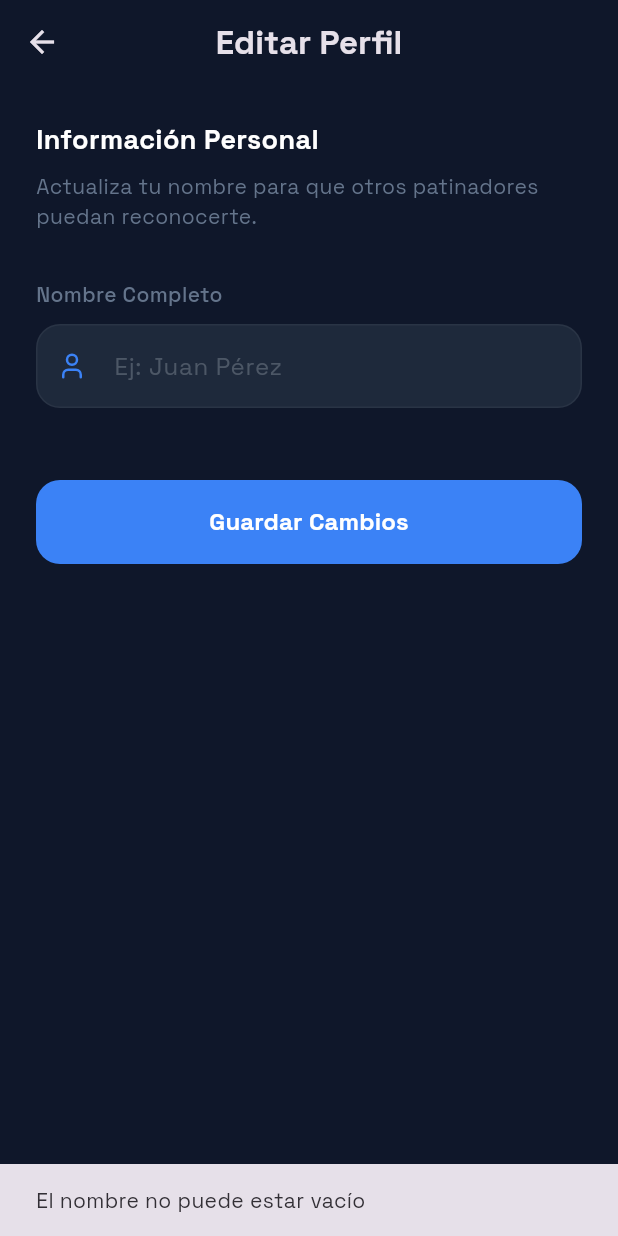
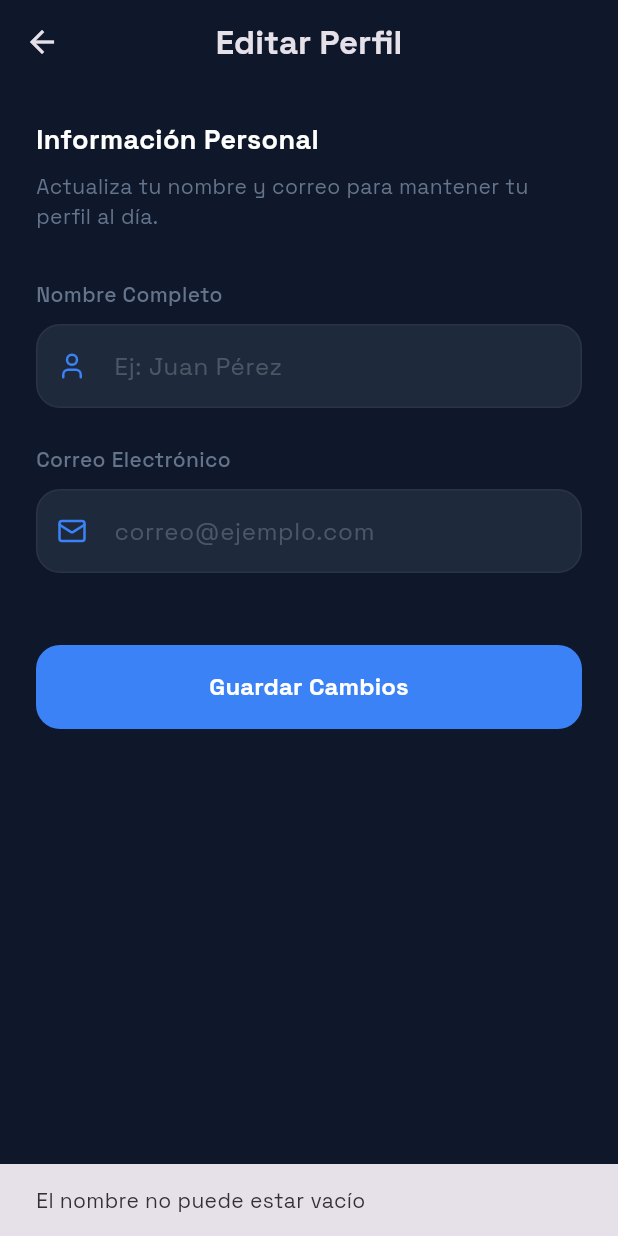
Before and after one commit to S3ndoH/contador_vueltas_app, a Flutter app: the EditProfileScreen screen opened by its route, after a tap on "Guardar Cambios", on a phone screen of 412 x 824 dp. Run offline on Flutter 3.47's test engine with Material 3 defaults, Android fonts, the phone set to English and light mode, and no system bars; our stand-ins replace connectivity_plus, google_fonts, lucide_icons, shared_preferences, supabase_flutter, table_calendar; missing offline and left inert: wear_plus; accounts and stored records are empty; network calls fail.

Commit message:
feat: add email update support to EditProfileScreen with verification handling

```diff
--- a/lib/screens/edit_profile_screen.dart
+++ b/lib/screens/edit_profile_screen.dart
@@ -13,25 +13,40 @@ class EditProfileScreen extends StatefulWidget {
 class _EditProfileScreenState extends State<EditProfileScreen> {
   final _supabase = Supabase.instance.client;
   final _nameController = TextEditingController();
+  final _emailController = TextEditingController();
   bool _isSaving = false;
+  String _initialEmail = '';
 
   @override
   void initState() {
     super.initState();
     final user = _supabase.auth.currentUser;
     _nameController.text = user?.userMetadata?['full_name'] ?? '';
+    _emailController.text = user?.email ?? '';
+    _initialEmail = user?.email ?? '';
   }
 
   @override
   void dispose() {
     _nameController.dispose();
+    _emailController.dispose();
     super.dispose();
   }
 
   Future<void> _saveChanges() async {
-    if (_nameController.text.trim().isEmpty) {
+    final newName = _nameController.text.trim();
+    final newEmail = _emailController.text.trim();
+
+    if (newName.isEmpty) {
       ScaffoldMessenger.of(context).showSnackBar(
         const SnackBar(content: Text('El nombre no puede estar vacío')),
+      );
+      return;
+    }
+
+    if (newEmail.isEmpty || !newEmail.contains('@')) {
+      ScaffoldMessenger.of(context).showSnackBar(
+        const SnackBar(content: Text('Por favor, ingresa un correo válido')),
       );
       return;
     }
@@ -39,18 +54,30 @@ class _EditProfileScreenState extends State<EditProfileScreen> {
     setState(() => _isSaving = true);
 
     try {
+      final emailChanged = newEmail != _initialEmail;
+
       await _supabase.auth.updateUser(
-        UserAttributes(data: {'full_name': _nameController.text.trim()}),
+        UserAttributes(
+          email: emailChanged ? newEmail : null,
+          data: {'full_name': newName},
+        ),
       );
 
       if (mounted) {
+        String message = 'Perfil actualizado correctamente';
+        if (emailChanged) {
+          message +=
+              '. Se ha enviado un enlace de confirmación a tu nuevo correo.';
+        }
+
         ScaffoldMessenger.of(context).showSnackBar(
-          const SnackBar(
-            content: Text('Perfil actualizado correctamente'),
+          SnackBar(
+            content: Text(message),
             backgroundColor: AppColors.success,
+            duration: const Duration(seconds: 5),
           ),
         );
-        Navigator.pop(context, true); // Return true to indicate refresh needed
+        Navigator.pop(context, true);
       }
     } catch (e) {
       if (mounted) {
@@ -96,7 +123,7 @@ class _EditProfileScreenState extends State<EditProfileScreen> {
             ),
             const SizedBox(height: 8),
             const Text(
-              'Actualiza tu nombre para que otros patinadores puedan reconocerte.',
+              'Actualiza tu nombre y correo para mantener tu perfil al día.',
               style: TextStyle(color: AppColors.textMuted),
             ),
             const SizedBox(height: 32),
@@ -105,6 +132,14 @@ class _EditProfileScreenState extends State<EditProfileScreen> {
               controller: _nameController,
               icon: LucideIcons.user,
               hint: 'Ej: Juan Pérez',
+            ),
+            const SizedBox(height: 24),
+            _buildTextField(
+              label: 'Correo Electrónico',
+              controller: _emailController,
+              icon: LucideIcons.mail,
+              hint: 'correo@ejemplo.com',
+              keyboardType: TextInputType.emailAddress,
             ),
             const SizedBox(height: 48),
             SizedBox(
@@ -142,6 +177,7 @@ class _EditProfileScreenState extends State<EditProfileScreen> {
     required TextEditingController controller,
     required IconData icon,
     required String hint,
+    TextInputType? keyboardType,
   }) {
     return Column(
       crossAxisAlignment: CrossAxisAlignment.start,
@@ -157,6 +193,7 @@ class _EditProfileScreenState extends State<EditProfileScreen> {
         const SizedBox(height: 10),
         TextField(
           controller: controller,
+          keyboardType: keyboardType,
           style: const TextStyle(color: Colors.white),
           decoration: InputDecoration(
             hintText: hint,
```
